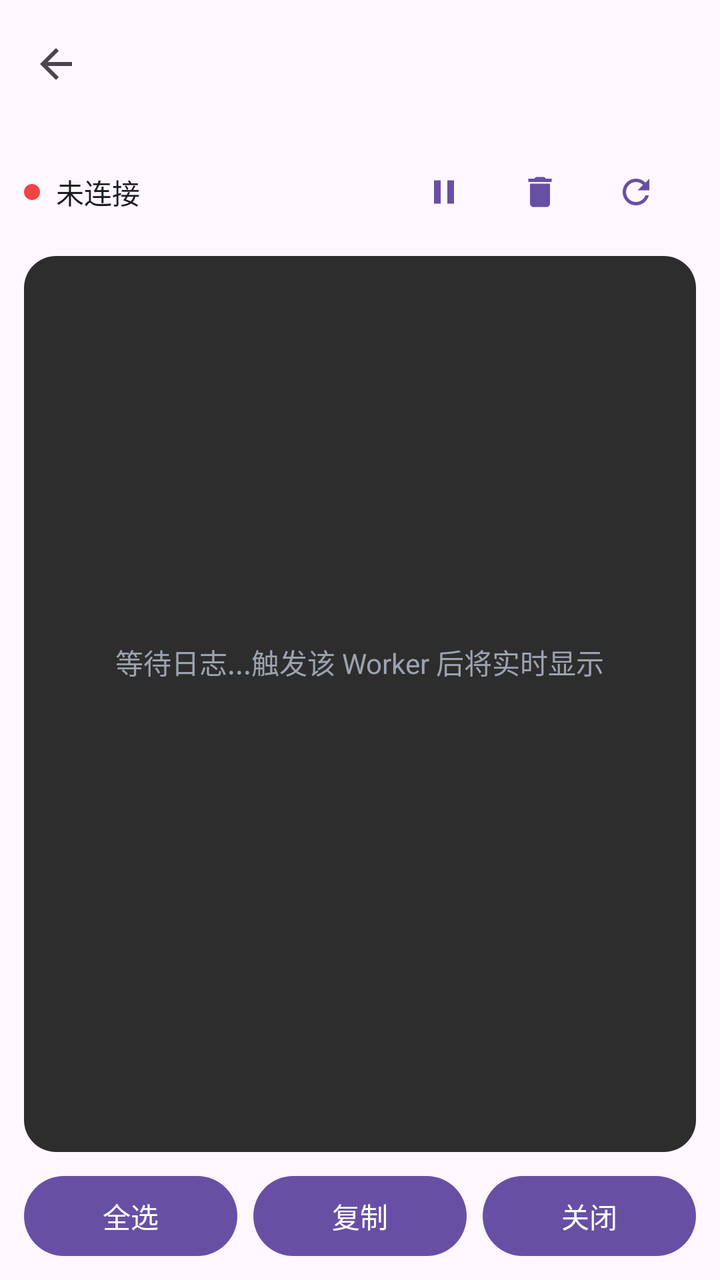
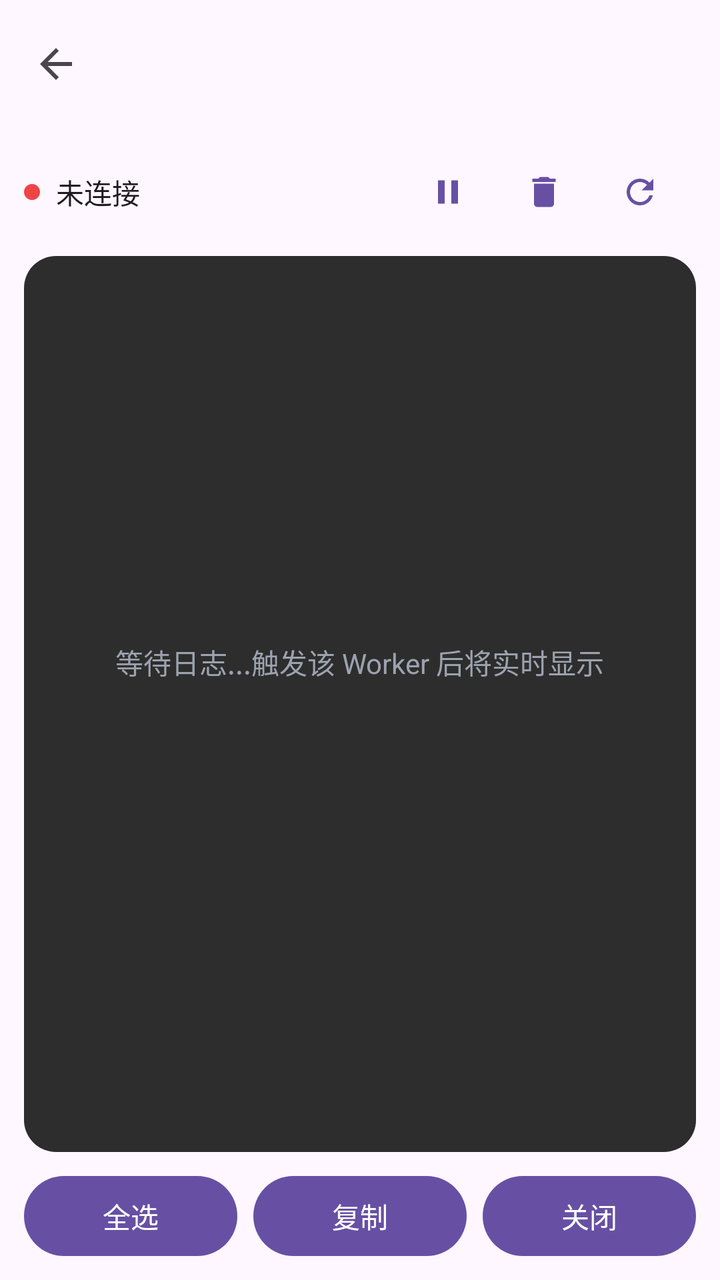

Before-and-after screenshots of an Android layout around one commit, followed by the original layout XML and the change that was made.
<!-- AndroidManifest.xml: application theme AppTheme -->
<!-- res/layout/activity_worker_logs.xml -->
<?xml version="1.0" encoding="utf-8"?>
<LinearLayout xmlns:android="http://schemas.android.com/apk/res/android"
    xmlns:app="http://schemas.android.com/apk/res-auto"
    android:layout_width="match_parent"
    android:layout_height="match_parent"
    android:orientation="vertical"
    android:background="?android:attr/colorBackground"
    android:fitsSystemWindows="true">

    <com.google.android.material.appbar.MaterialToolbar
        android:id="@+id/toolbar"
        android:layout_width="match_parent"
        android:layout_height="wrap_content"
        android:minHeight="?attr/actionBarSize"
        android:background="?attr/colorSurface"
        android:elevation="0dp"
        app:navigationIcon="@drawable/ic_arrow_back"
        app:titleTextColor="?attr/colorOnSurface" />

    <LinearLayout
        android:layout_width="match_parent"
        android:layout_height="wrap_content"
        android:orientation="horizontal"
        android:gravity="center_vertical"
        android:paddingStart="12dp"
        android:paddingEnd="12dp"
        android:paddingTop="8dp"
        android:paddingBottom="8dp"
        android:background="?attr/colorSurface">

        <LinearLayout
            android:layout_width="wrap_content"
            android:layout_height="wrap_content"
            android:orientation="horizontal"
            android:gravity="center_vertical">

            <View
                android:id="@+id/connectionStatusDot"
                android:layout_width="8dp"
                android:layout_height="8dp"
                android:background="@drawable/circle_red" />

            <TextView
                android:id="@+id/connectionStatusText"
                android:layout_width="wrap_content"
                android:layout_height="wrap_content"
                android:text="未连接"
                android:textSize="14sp"
                android:textColor="?attr/colorOnSurface"
                android:layout_marginStart="8dp" />

        </LinearLayout>

        <View
            android:layout_width="0dp"
            android:layout_height="1dp"
            android:layout_weight="1" />

        <com.google.android.material.button.MaterialButton
            android:id="@+id/pauseBtn"
            android:layout_width="wrap_content"
            android:layout_height="wrap_content"
            android:text=""
            android:minWidth="48dp"
            android:padding="8dp"
            style="@style/Widget.Material3.Button.TextButton.Icon"
            app:icon="@drawable/ic_pause"
            app:iconSize="20dp" />

        <com.google.android.material.button.MaterialButton
            android:id="@+id/clearBtn"
            android:layout_width="wrap_content"
            android:layout_height="wrap_content"
            android:text=""
            android:minWidth="48dp"
            android:padding="8dp"
            style="@style/Widget.Material3.Button.TextButton.Icon"
            app:icon="@drawable/ic_trash"
            app:iconSize="20dp" />

        <com.google.android.material.button.MaterialButton
            android:id="@+id/refreshBtn"
            android:layout_width="wrap_content"
            android:layout_height="wrap_content"
            android:text=""
            android:minWidth="48dp"
            android:padding="8dp"
            style="@style/Widget.Material3.Button.TextButton.Icon"
            app:icon="@drawable/ic_refresh"
            app:iconSize="20dp" />

    </LinearLayout>

    <LinearLayout
        android:layout_width="match_parent"
        android:layout_height="0dp"
        android:layout_weight="1"
        android:paddingStart="12dp"
        android:paddingEnd="12dp"
        android:paddingTop="0dp"
        android:paddingBottom="0dp"
        android:orientation="vertical">

        <FrameLayout
            android:layout_width="match_parent"
            android:layout_height="match_parent"
            android:background="@drawable/bg_logs_container"
            android:clipChildren="true">

            <ScrollView
                android:layout_width="match_parent"
                android:layout_height="match_parent"
                android:fillViewport="true"
                android:clipToPadding="false"
                android:padding="8dp">

                <LinearLayout
                    android:layout_width="match_parent"
                    android:layout_height="wrap_content"
                    android:orientation="vertical"
                    android:gravity="center">

                    <TextView
                        android:id="@+id/waitingText"
                        android:layout_width="wrap_content"
                        android:layout_height="wrap_content"
                        android:text="等待日志...触发该 Worker 后将实时显示"
                        android:textSize="14sp"
                        android:textColor="@color/grey_500"
                        android:gravity="center" />

                    <androidx.appcompat.widget.AppCompatTextView
                        android:id="@+id/logsText"
                        android:layout_width="match_parent"
                        android:layout_height="wrap_content"
                        android:text=""
                        android:textSize="13sp"
                        android:textColor="@color/green_500"
                        android:padding="12dp"
                        android:fontFamily="monospace"
                        android:linksClickable="false"
                        android:autoLink="none"
                        android:textIsSelectable="true"
                        android:scrollbars="vertical" />

                </LinearLayout>

            </ScrollView>

        </FrameLayout>

    </LinearLayout>

    <LinearLayout
        android:layout_width="match_parent"
        android:layout_height="wrap_content"
        android:orientation="horizontal"
        android:paddingStart="12dp"
        android:paddingEnd="12dp"
        android:paddingTop="8dp"
        android:paddingBottom="8dp"
        android:background="?attr/colorSurface"
        android:weightSum="3">
        <com.google.android.material.button.MaterialButton
            android:id="@+id/selectAllBtn"
            android:layout_width="0dp"
            android:layout_height="wrap_content"
            android:layout_weight="1"
            android:text="全选"
            android:textSize="14sp"
            android:layout_marginEnd="8dp" />
        <com.google.android.material.button.MaterialButton
            android:id="@+id/copyBtn"
            android:layout_width="0dp"
            android:layout_height="wrap_content"
            android:layout_weight="1"
            android:text="复制"
            android:textSize="14sp"
            android:layout_marginEnd="8dp" />
        <com.google.android.material.button.MaterialButton
            android:id="@+id/closeBtn"
            android:layout_width="0dp"
            android:layout_height="wrap_content"
            android:layout_weight="1"
            android:text="关闭"
            android:textSize="14sp" />
    </LinearLayout>

</LinearLayout>
<!-- resources referenced by this layout -->
<resources>
  <color name="green_500">#22C55E</color>
  <color name="grey_500">#9CA3AF</color>
  <!-- drawable bg_logs_container (drawable) -->
  <?xml version="1.0" encoding="utf-8"?>
  <shape xmlns:android="http://schemas.android.com/apk/res/android">
      <solid android:color="#2d2d2d" />
      <corners android:radius="16dp" />
  </shape>
  <!-- drawable circle_red (drawable) -->
  <shape xmlns:android="http://schemas.android.com/apk/res/android"
      android:shape="oval">
      <solid android:color="@color/red_500" />
  </shape>
  <!-- drawable ic_arrow_back (drawable) -->
  <vector xmlns:android="http://schemas.android.com/apk/res/android"
      android:width="24dp"
      android:height="24dp"
      android:viewportWidth="24"
      android:viewportHeight="24">
      <path
          android:fillColor="?attr/colorControlNormal"
          android:pathData="M20,11H7.83l5.59,-5.59L12,4l-8,8 8,8 1.41,-1.41L7.83,13H20v-2z"/>
  </vector>
  <!-- drawable ic_pause (drawable) -->
  <vector xmlns:android="http://schemas.android.com/apk/res/android"
      android:width="24dp"
      android:height="24dp"
      android:viewportWidth="24"
      android:viewportHeight="24">
      <path
          android:fillColor="?attr/colorControlNormal"
          android:pathData="M6,19h4V5H6v14zm8,-14v14h4V5h-4z"/>
  </vector>
  <style name="AppTheme" parent="Base.AppTheme" />
  <color name="red_500">#EF4444</color>
  <style name="Base.AppTheme" parent="Theme.Material3.DayNight.NoActionBar">
      
      
    </style>
  <!-- unchanged entries left out for length: 2 -->
</resources>

<!-- the commit's change to res/layout/activity_worker_logs.xml (unified diff, before → after) -->
@@ -44,7 +44,7 @@
                 android:id="@+id/connectionStatusText"
                 android:layout_width="wrap_content"
                 android:layout_height="wrap_content"
-                android:text="未连接"
+                android:text="@string/status_not_connected"
                 android:textSize="14sp"
                 android:textColor="?attr/colorOnSurface"
                 android:layout_marginStart="8dp" />
@@ -124,7 +124,7 @@
                         android:id="@+id/waitingText"
                         android:layout_width="wrap_content"
                         android:layout_height="wrap_content"
-                        android:text="等待日志...触发该 Worker 后将实时显示"
+                        android:text="@string/xml_activity_worker_logs"
                         android:textSize="14sp"
                         android:textColor="@color/grey_500"
                         android:gravity="center" />
@@ -166,7 +166,7 @@
             android:layout_width="0dp"
             android:layout_height="wrap_content"
             android:layout_weight="1"
-            android:text="全选"
+            android:text="@string/snippet_select_all"
             android:textSize="14sp"
             android:layout_marginEnd="8dp" />
         <com.google.android.material.button.MaterialButton
@@ -174,7 +174,7 @@
             android:layout_width="0dp"
             android:layout_height="wrap_content"
             android:layout_weight="1"
-            android:text="复制"
+            android:text="@string/snippet_copy"
             android:textSize="14sp"
             android:layout_marginEnd="8dp" />
         <com.google.android.material.button.MaterialButton
@@ -182,7 +182,7 @@
             android:layout_width="0dp"
             android:layout_height="wrap_content"
             android:layout_weight="1"
-            android:text="关闭"
+            android:text="@string/ssl_mode_off"
             android:textSize="14sp" />
     </LinearLayout>
 
<!-- resource entries referenced after the edit -->
@@ -33,12 +33,60 @@
           android:fillColor="?attr/colorControlNormal"
           android:pathData="M6,19h4V5H6v14zm8,-14v14h4V5h-4z"/>
   </vector>
+  <string name="snippet_copy">复制</string>
+  <string name="snippet_select_all">全选</string>
+  <string name="ssl_mode_off">关闭</string>
+  <string name="status_not_connected">未连接</string>
+  <string name="xml_activity_worker_logs">等待日志...触发该 Worker 后将实时显示</string>
   <style name="AppTheme" parent="Base.AppTheme" />
   <color name="red_500">#EF4444</color>
   <style name="Base.AppTheme" parent="Theme.Material3.DayNight.NoActionBar">
       
       
+  
+      
+      <item name="android:textViewStyle">@style/AppTextView</item>
+      <item name="android:buttonStyle">@style/AppButton</item>
+      <item name="materialButtonStyle">@style/AppMaterialButton</item>
+      <item name="chipStyle">@style/AppChip</item>
     </style>
+  <style name="AppTextView" parent="@android:style/Widget.DeviceDefault.TextView">
+      <item name="android:breakStrategy">simple</item>
+      <item name="android:hyphenationFrequency">full</item>
+      <item name="android:ellipsize">end</item>
+      <item name="android:justificationMode">inter_word</item>
+      <item name="android:textIsSelectable">false</item>
+    </style>
+  <style name="AppButton" parent="Widget.Material3.Button">
+      <item name="android:minHeight">@dimen/app_button_min_height</item>
+      <item name="android:minWidth">@dimen/app_button_min_width</item>
+      <item name="android:maxLines">2</item>
+      <item name="android:ellipsize">end</item>
+      <item name="android:paddingStart">@dimen/app_button_padding_h</item>
+      <item name="android:paddingEnd">@dimen/app_button_padding_h</item>
+      <item name="android:breakStrategy">simple</item>
+      <item name="android:hyphenationFrequency">full</item>
+      <item name="android:textSize">@dimen/app_button_text_size</item>
+    </style>
+  <style name="AppMaterialButton" parent="Widget.Material3.Button">
+      <item name="android:minHeight">@dimen/app_button_min_height</item>
+      <item name="android:minWidth">@dimen/app_button_min_width</item>
+      <item name="android:maxLines">2</item>
+      <item name="android:ellipsize">end</item>
+      <item name="android:paddingStart">@dimen/app_button_padding_h</item>
+      <item name="android:paddingEnd">@dimen/app_button_padding_h</item>
+      <item name="android:breakStrategy">simple</item>
+      <item name="android:hyphenationFrequency">full</item>
+      <item name="android:textAllCaps">false</item>
+      <item name="android:textSize">@dimen/app_button_text_size</item>
+    </style>
+  <style name="AppChip" parent="Widget.Material3.Chip.Assist">
+      <item name="android:textIsSelectable">false</item>
+    </style>
+  <dimen name="app_button_min_height">48dp</dimen>
+  <dimen name="app_button_min_width">112dp</dimen>
+  <dimen name="app_button_padding_h">10dp</dimen>
+  <dimen name="app_button_text_size">13sp</dimen>
   <!-- unchanged entries left out for length: 2 -->
 </resources>
 
